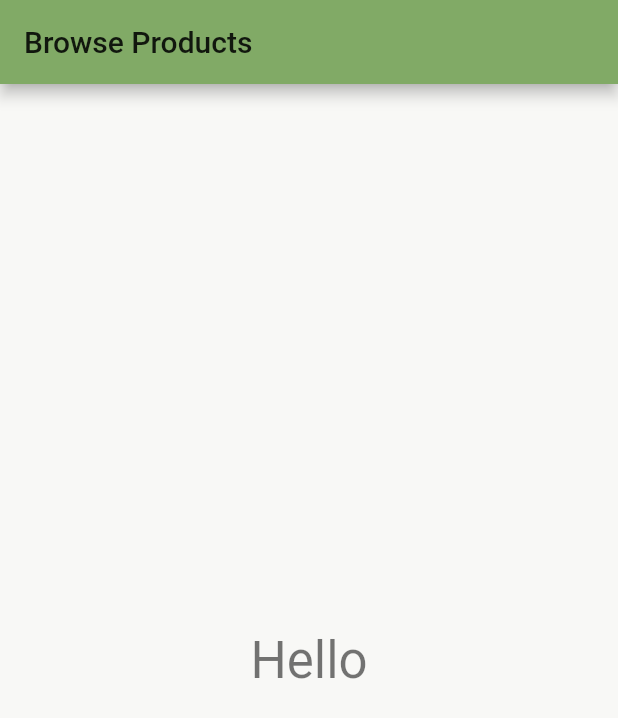
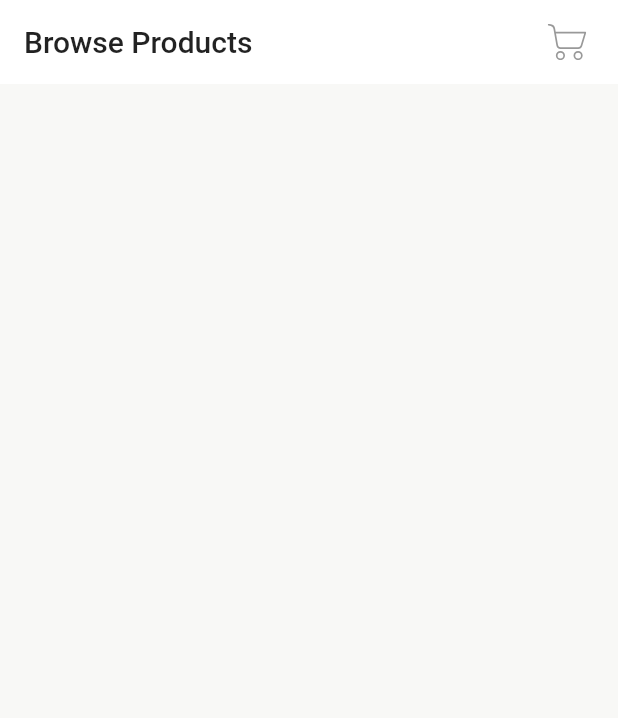
Before and after one commit to shradha-khapra/Apni-Kaksha-Demo-Tasks, a Flutter app: the screen it shows after launch, on a phone screen of 412 x 824 dp. Shown: the top 718 px of the screen. Run offline on Flutter 3.47's test engine with Material 2 defaults, Android fonts, the phone set to English and light mode, and no system bars; our stand-ins replace flutter_svg.

Commit message:
feat: create home screen app bar

```diff
--- /dev/null
+++ b/lib/core/constants/utils.dart
@@ -0,0 +1,3 @@
+class Utils {
+  static final defaultPadding = 20.0;
+}
--- a/lib/presentation/router/app_router.dart
+++ b/lib/presentation/router/app_router.dart
@@ -12,9 +12,7 @@ class AppRouter {
     switch (settings.name) {
       case home:
         return MaterialPageRoute(
-          builder: (_) => HomeScreen(
-            title: Strings.homeScreenTitle,
-          ),
+          builder: (_) => HomeScreen(),
         );
       default:
         throw const RouteException('Route not found!');
--- a/lib/presentation/screens/home_screens.dart
+++ b/lib/presentation/screens/home_screens.dart
@@ -1,27 +1,30 @@
 import 'package:flutter/material.dart';
+import 'package:flutter_svg/flutter_svg.dart';
+import 'package:shopit/core/constants/utils.dart';
+import 'package:shopit/core/themes/app_theme.dart';
 
 class HomeScreen extends StatelessWidget {
-  HomeScreen({Key? key, required this.title}) : super(key: key);
-
-  final String title;
-
+  final _theme = AppTheme.defaultTheme;
   @override
   Widget build(BuildContext context) {
-    return Scaffold(
-      appBar: AppBar(
-        title: Text(title),
-      ),
-      body: Center(
-        child: Column(
-          mainAxisAlignment: MainAxisAlignment.center,
-          children: <Widget>[
-            Text(
-              "Hello",
-              style: Theme.of(context).textTheme.headline4,
-            ),
-          ],
+    return Scaffold(appBar: _createAppBar());
+  }
+
+  AppBar _createAppBar() {
+    return AppBar(
+      backgroundColor: _theme.backgroundColor,
+      elevation: 0,
+      title: Text("Browse Products"),
+      actions: <Widget>[
+        IconButton(
+          onPressed: () {},
+          icon: SvgPicture.asset(
+            "assets/icons/cart.svg",
+            color: _theme.accentColor,
+          ),
         ),
-      ),
+        SizedBox(width: Utils.defaultPadding / 2),
+      ],
     );
   }
 }
```
Also changed, not shown: pubspec.yaml (+5 -27 lines), assets/icons/cart.svg (added), pubspec.lock.
